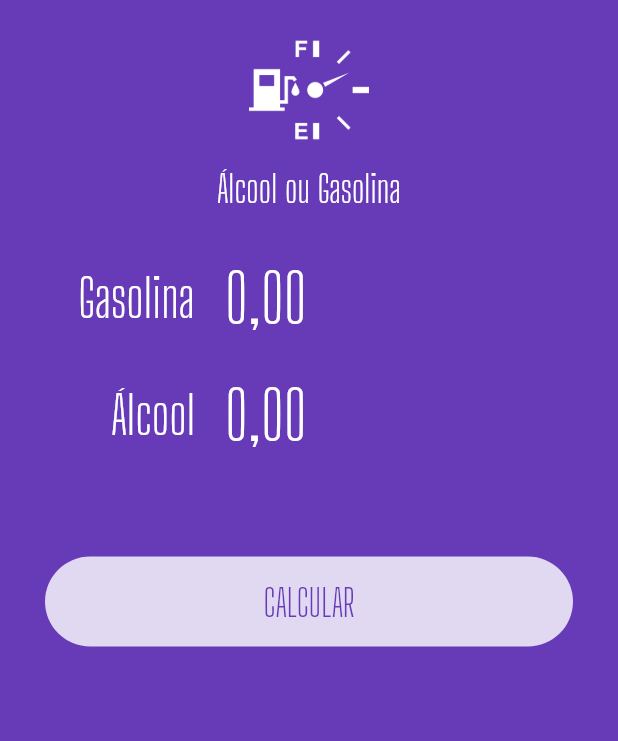
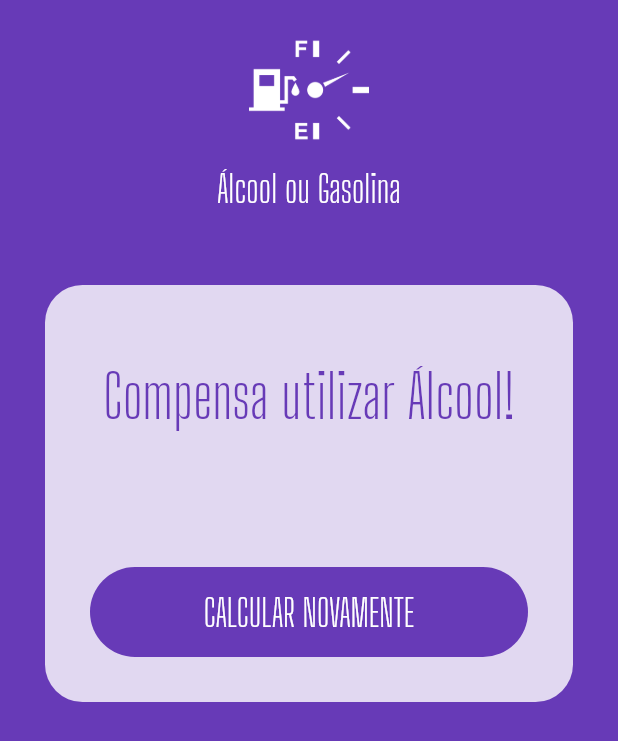
Before and after one commit to oliversieto/alcool_gasolina_flutter, a Flutter app: the screen it shows after launch, after a tap on "CALCULAR", on a phone screen of 412 x 824 dp. Shown: the top 741 px of the screen. Run offline on Flutter 3.47's test engine with Material 2 defaults, Android fonts, the phone set to English and light mode, and no system bars; our stand-ins replace flutter_masked_text.

Commit message:
reafcator: melhorado a estrutura da home.
criado o método de cálculo e reset

```diff
--- a/lib/main.dart
+++ b/lib/main.dart
@@ -1,18 +1,11 @@
-import 'dart:ffi';
-
-import 'package:alcool_gasolina/widgets/input.widget.dart';
-import 'package:alcool_gasolina/widgets/loading-button.widget.dart';
-import 'package:alcool_gasolina/widgets/logo.widget.dart';
-import 'package:alcool_gasolina/widgets/submit-form.widget.dart';
-import 'package:alcool_gasolina/widgets/success.widget.dart';
+import 'package:alcool_gasolina/pages/home.page.dart';
 import 'package:flutter/material.dart';
-import 'package:flutter_masked_text/flutter_masked_text.dart';
 
 void main() {
-  runApp(MyApp());
+  runApp(App());
 }
 
-class MyApp extends StatelessWidget {
+class App extends StatelessWidget {
   // This widget is the root of your application.
   @override
   Widget build(BuildContext context) {
@@ -26,26 +19,3 @@ class MyApp extends StatelessWidget {
     );
   }
 }
-
-class HomePage extends StatelessWidget {
-  MoneyMaskedTextController _gasCtrl = new MoneyMaskedTextController();
-  MoneyMaskedTextController _alcCtrl = new MoneyMaskedTextController();
-
-  @override
-  Widget build(BuildContext context) {
-    return Scaffold(
-      backgroundColor: Theme.of(context).primaryColor,
-      body: ListView(
-        children: <Widget>[
-          Logo(),
-          SubmitForm(
-            gasCtrl: _gasCtrl,
-            alcCtrl: _alcCtrl,
-            busy: false,
-            submitFunction: () {},
-          ),
-        ],
-      ),
-    );
-  }
-}
--- /dev/null
+++ b/lib/pages/home.page.dart
@@ -0,0 +1,82 @@
+import 'package:alcool_gasolina/widgets/logo.widget.dart';
+import 'package:alcool_gasolina/widgets/submit-form.widget.dart';
+import 'package:alcool_gasolina/widgets/success.widget.dart';
+import 'package:flutter/material.dart';
+import 'package:flutter_masked_text/flutter_masked_text.dart';
+
+class HomePage extends StatefulWidget {
+  @override
+  _HomePageState createState() => _HomePageState();
+}
+
+class _HomePageState extends State<HomePage> {
+  MoneyMaskedTextController _gasCtrl = new MoneyMaskedTextController();
+
+  MoneyMaskedTextController _alcCtrl = new MoneyMaskedTextController();
+
+  bool _busy = false;
+
+  bool _completed = false;
+
+  String _resultText = 'Compensa utilizar álcool';
+
+  @override
+  Widget build(BuildContext context) {
+    return Scaffold(
+      backgroundColor: Theme.of(context).primaryColor,
+      body: ListView(
+        children: <Widget>[
+          Logo(),
+          _completed
+              ? Success(
+                  result: _resultText,
+                  reset: reset,
+                )
+              : SubmitForm(
+                  gasCtrl: _gasCtrl,
+                  alcCtrl: _alcCtrl,
+                  busy: _busy,
+                  submitFunction: calculate,
+                ),
+        ],
+      ),
+    );
+  }
+
+  void reset() {
+    setState(() {
+      _gasCtrl = new MoneyMaskedTextController();
+      _alcCtrl = new MoneyMaskedTextController();
+      _busy = false;
+      _completed = false;
+    });
+  }
+
+  Future calculate() {
+    double alc =
+        double.parse(_alcCtrl.text.replaceAll(new RegExp(r'[,.]'), '')) / 100;
+
+    double gas =
+        double.parse(_gasCtrl.text.replaceAll(new RegExp(r'[,.]'), '')) / 100;
+
+    double res = alc / gas;
+
+    setState(() {
+      _completed = false;
+      _busy = true;
+    });
+
+    return new Future.delayed(const Duration(seconds: 1), () {
+      setState(() {
+        if (res >= 0.7) {
+          _resultText = 'Compensa utilizar Gasolina!';
+        } else {
+          _resultText = 'Compensa utilizar Álcool!';
+        }
+
+        _busy = false;
+        _completed = true;
+      });
+    });
+  }
+}
```
